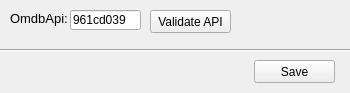
Old version of the form UI Files/OptionsWindow.ui in the repository Jaydeeph/Entertainment-Planner.
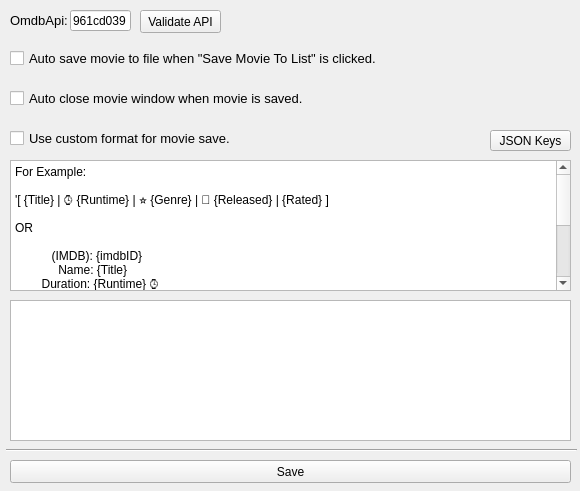
New version of the form.

Commit message: Added check to see if movie exists list before searching next movie. Added resource to icon. added options to auto save movie to a text file when save movie button is clicked. Added option to auto close the movie window when a movie is saved. Added option to create your own custom formats for the movie using correct keys.

Diff of the .ui file:
```diff
--- a/UI Files/OptionsWindow.ui
+++ b/UI Files/OptionsWindow.ui
@@ -6,10 +6,22 @@
    <rect>
     <x>0</x>
     <y>0</y>
-    <width>350</width>
-    <height>93</height>
+    <width>580</width>
+    <height>491</height>
    </rect>
   </property>
+  <property name="minimumSize">
+   <size>
+    <width>580</width>
+    <height>491</height>
+   </size>
+  </property>
+  <property name="maximumSize">
+   <size>
+    <width>580</width>
+    <height>491</height>
+   </size>
+  </property>
   <property name="windowTitle">
    <string>Options</string>
   </property>
@@ -19,7 +31,7 @@
      <x>10</x>
      <y>10</y>
      <width>61</width>
-     <height>16</height>
+     <height>21</height>
     </rect>
    </property>
    <property name="font">
@@ -39,8 +51,8 @@
     <rect>
      <x>70</x>
      <y>10</y>
-     <width>71</width>
-     <height>20</height>
+     <width>61</width>
+     <height>21</height>
     </rect>
    </property>
    <property name="inputMask">
@@ -53,7 +65,7 @@
   <widget class="QPushButton" name="ValidateApiButton">
    <property name="geometry">
     <rect>
-     <x>150</x>
+     <x>140</x>
      <y>10</y>
      <width>81</width>
      <height>23</height>
@@ -66,10 +78,10 @@
   <widget class="QLabel" name="ValidateApiLabel">
    <property name="geometry">
     <rect>
-     <x>240</x>
+     <x>230</x>
      <y>10</y>
      <width>101</width>
-     <height>16</height>
+     <height>21</height>
     </rect>
    </property>
    <property name="font">
@@ -87,9 +99,9 @@
   <widget class="Line" name="line">
    <property name="geometry">
     <rect>
-     <x>0</x>
-     <y>40</y>
-     <width>351</width>
+     <x>6</x>
+     <y>440</y>
+     <width>571</width>
      <height>21</height>
     </rect>
    </property>
@@ -100,9 +112,9 @@
   <widget class="QPushButton" name="saveButton">
    <property name="geometry">
     <rect>
-     <x>254</x>
-     <y>60</y>
-     <width>81</width>
+     <x>10</x>
+     <y>460</y>
+     <width>561</width>
      <height>23</height>
     </rect>
    </property>
@@ -110,6 +122,113 @@
     <string>Save</string>
    </property>
   </widget>
+  <widget class="QCheckBox" name="autoSaveCheckBox">
+   <property name="geometry">
+    <rect>
+     <x>10</x>
+     <y>50</y>
+     <width>371</width>
+     <height>17</height>
+    </rect>
+   </property>
+   <property name="font">
+    <font>
+     <pointsize>10</pointsize>
+    </font>
+   </property>
+   <property name="text">
+    <string>Auto save movie to file when &quot;Save Movie To List&quot; is clicked.</string>
+   </property>
+  </widget>
+  <widget class="QCheckBox" name="autoCloseCheckBox">
+   <property name="geometry">
+    <rect>
+     <x>10</x>
+     <y>90</y>
+     <width>301</width>
+     <height>17</height>
+    </rect>
+   </property>
+   <property name="font">
+    <font>
+     <pointsize>10</pointsize>
+    </font>
+   </property>
+   <property name="text">
+    <string>Auto close movie window when movie is saved.</string>
+   </property>
+  </widget>
+  <widget class="QCheckBox" name="customMovieFormatCheckBox">
+   <property name="geometry">
+    <rect>
+     <x>10</x>
+     <y>130</y>
+     <width>451</width>
+     <height>17</height>
+    </rect>
+   </property>
+   <property name="font">
+    <font>
+     <pointsize>10</pointsize>
+    </font>
+   </property>
+   <property name="text">
+    <string>Use custom format for movie save.</string>
+   </property>
+  </widget>
+  <widget class="QPlainTextEdit" name="customFormatPlainTextEdit">
+   <property name="geometry">
+    <rect>
+     <x>10</x>
+     <y>160</y>
+     <width>561</width>
+     <height>131</height>
+    </rect>
+   </property>
+   <property name="plainText">
+    <string>For Example:
+
+'[ {Title} | ⌚ {Runtime} | ⭐ {Genre} | 📅 {Released} | {Rated} ]
+
+OR
+
+           (IMDB): {imdbID}
+             Name: {Title}
+        Duration: {Runtime} ⌚
+Release Date: {Released} 📅
+            Rated: {Rated}
+
+OR
+
+The movies name is {Title} and it runs for {Runtime} long. The rating is amazing at {Rating} stars in IMDB.</string>
+   </property>
+  </widget>
+  <widget class="QPushButton" name="checkJsonListButton">
+   <property name="geometry">
+    <rect>
+     <x>490</x>
+     <y>130</y>
+     <width>81</width>
+     <height>21</height>
+    </rect>
+   </property>
+   <property name="text">
+    <string>JSON Keys</string>
+   </property>
+  </widget>
+  <widget class="QPlainTextEdit" name="customFormatResultsPlainTextEdit">
+   <property name="geometry">
+    <rect>
+     <x>10</x>
+     <y>300</y>
+     <width>561</width>
+     <height>141</height>
+    </rect>
+   </property>
+   <property name="plainText">
+    <string/>
+   </property>
+  </widget>
  </widget>
  <resources/>
  <connections/>
```
Left out of the diff: 4 changed lines with no effect on the pictures. The commit also changes 9 other files.
